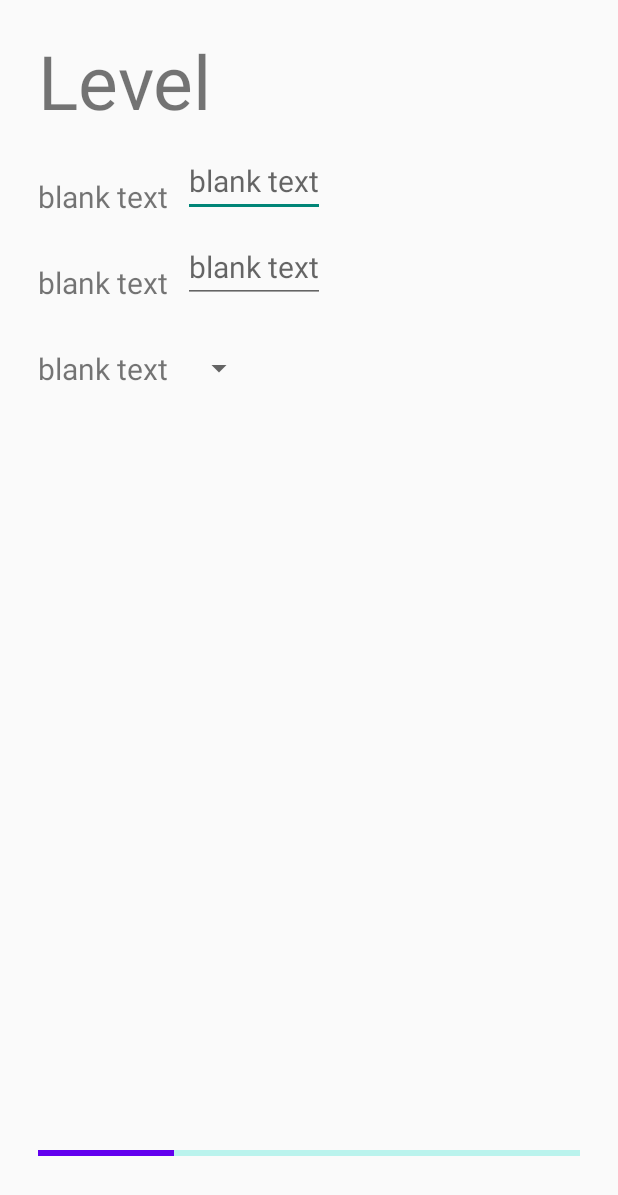
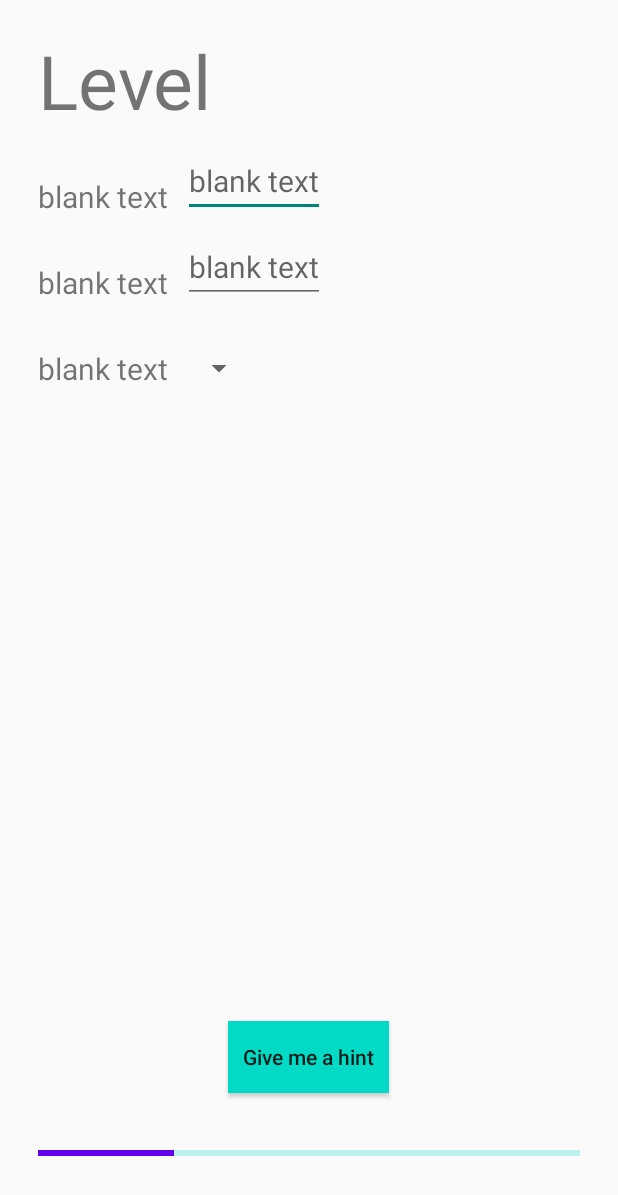
Before and after one commit to DerekMarshall855/CP470_Final_Project, an Android app: the fragment GameControlsFragment shown on its own in the app's theme, on a phone screen of 412 x 824 dp. Shown: the top 1195 px of the screen. Run offline under Robolectric (Android 15) with nearby library versions, the phone set to English and light mode, and no system bars.

Commit message:
Added hint button that displays snackbar with hint for level when pressed

```diff
--- a/app/build.gradle
+++ b/app/build.gradle
@@ -28,6 +28,7 @@ dependencies {
     implementation 'androidx.constraintlayout:constraintlayout:2.0.4'
     implementation 'androidx.preference:preference:1.1.0'
     implementation 'androidx.legacy:legacy-support-v4:1.0.0'
+    implementation 'com.google.android.material:material:1.2.1'
     testImplementation 'junit:junit:4.12'
     androidTestImplementation 'androidx.test.ext:junit:1.1.2'
     androidTestImplementation 'androidx.test.espresso:espresso-core:3.3.0'
--- a/app/src/main/java/com/example/cp470_final_project/GameActivity.java
+++ b/app/src/main/java/com/example/cp470_final_project/GameActivity.java
@@ -2,6 +2,7 @@ package com.example.cp470_final_project;
 
 import androidx.appcompat.app.AppCompatActivity;
 
+import android.content.pm.ActivityInfo;
 import android.graphics.Point;
 import android.os.Bundle;
 
@@ -19,6 +20,7 @@ public class GameActivity extends AppCompatActivity {
         gameView = new GameView(this, point.x, point.y);
 
         setContentView(gameView);
+        setRequestedOrientation(ActivityInfo.SCREEN_ORIENTATION_LANDSCAPE);
     }
 
     @Override
--- a/app/src/main/java/com/example/cp470_final_project/GameControlsFragment.java
+++ b/app/src/main/java/com/example/cp470_final_project/GameControlsFragment.java
@@ -2,11 +2,16 @@ package com.example.cp470_final_project;
 
 import android.os.Bundle;
 
+import androidx.annotation.NonNull;
+import androidx.annotation.Nullable;
 import androidx.fragment.app.Fragment;
 
 import android.view.LayoutInflater;
 import android.view.View;
 import android.view.ViewGroup;
+import android.widget.Button;
+
+import com.google.android.material.snackbar.Snackbar;
 
 /**
  * A simple {@link Fragment} subclass.
@@ -23,6 +28,7 @@ public class GameControlsFragment extends Fragment {
     // TODO: Rename and change types of parameters
     private String mParam1;
     private String mParam2;
+    Button hintButton;
 
     public GameControlsFragment() {
         // Required empty public constructor
@@ -61,4 +67,23 @@ public class GameControlsFragment extends Fragment {
         // Inflate the layout for this fragment
         return inflater.inflate(R.layout.fragment_game_controls, container, false);
     }
+    public void onViewCreated(@NonNull View view, @Nullable Bundle savedInstanceState) {
+        super.onViewCreated(view, savedInstanceState);
+
+        //change level so it's passed from activity
+        final int level = 1;
+
+        hintButton = view.findViewById(R.id.hintButton);
+
+        hintButton.setOnClickListener(new View.OnClickListener() {
+            @Override
+            public void onClick(View v) {
+                String[] hints = getResources().getStringArray(R.array.hintList);
+                String hintText = hints[level-1];
+                Snackbar.make(v.findViewById(R.id.hintButton), hintText, Snackbar.LENGTH_LONG).show();
+            }//end onClick
+
+        });//end listener
+    }
+
 }
--- a/app/src/main/res/layout/fragment_game_controls.xml
+++ b/app/src/main/res/layout/fragment_game_controls.xml
@@ -85,6 +85,19 @@
         android:layout_alignBottom = "@id/gameText3"
         android:layout_toEndOf = "@id/gameText3"/>
 
+    <Button
+        android:id="@+id/hintButton"
+        android:layout_width="wrap_content"
+        android:layout_height="wrap_content"
+        android:text = "@string/hint"
+        android:textAllCaps="false"
+        android:background = "@color/colorAccent"
+        android:paddingRight="10dp"
+        android:paddingLeft="10dp"
+        android:layout_above = "@+id/levelCompletionBar"
+        android:layout_marginBottom = "25dp"
+        android:layout_centerHorizontal="true"/>
+
     <ProgressBar
         android:id="@+id/levelCompletionBar"
         style="?android:attr/progressBarStyleHorizontal"
@@ -100,4 +113,5 @@
         android:layout_alignParentBottom = "true"
         />
 
+
 </RelativeLayout>
--- a/app/src/main/res/values/arrays.xml
+++ b/app/src/main/res/values/arrays.xml
@@ -9,4 +9,9 @@
         <item>reply</item>
         <item>reply_all</item>
     </string-array>
+
+    <string-array name="hintList">
+        <item>hint for level 1</item>
+        <item>hint for level 2</item>
+    </string-array>
 </resources>
--- a/app/src/main/res/values/strings.xml
+++ b/app/src/main/res/values/strings.xml
@@ -10,6 +10,7 @@
     <string name="cancel">Cancel</string>
     <string name="Help">Help</string>
     <string name="level">Level</string>
+    <string name="hint">Give me a hint</string>
     <!-- TODO: Remove or change this placeholder text -->
     <string name="hello_blank_fragment">blank text</string>
 </resources>
```
Also changed, not shown: 1 other file.
